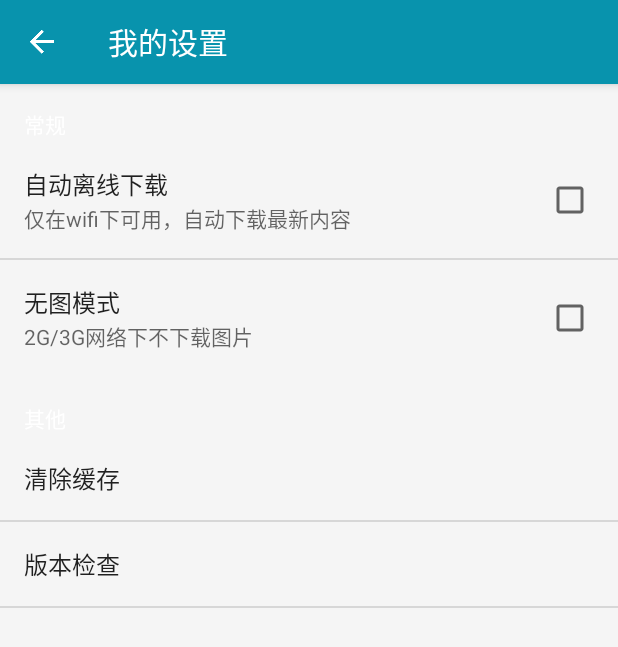
After one commit to xzwszl/MZhihuDaily, an Android app: the SettingActivity screen opened directly, with no data from a screen before it, on a phone screen of 412 x 824 dp. The commit adds this screen. Shown: the top 647 px of the screen. Run offline under Robolectric (Android 15) with nearby library versions, the phone set to English and light mode, and no system bars; network calls fail; 1 statement that could not run was skipped.

Commit message:
add setting

```diff
--- a/app/src/main/java/com/zxw/madaily/MainActivity.java
+++ b/app/src/main/java/com/zxw/madaily/MainActivity.java
@@ -269,6 +269,8 @@ public class MainActivity extends AppCompatActivity {
                         parseResponse(response);
 
                         FileUtils.saveResonse(Urls.LOCAL_THEME,response);
+
+
                //         mNavigationView.invalidate();
                     }
                 },
--- /dev/null
+++ b/app/src/main/java/com/zxw/madaily/SettingActivity.java
@@ -0,0 +1,78 @@
+package com.zxw.madaily;
+
+import android.app.FragmentTransaction;
+import android.preference.PreferenceFragment;
+import android.os.Bundle;
+import android.support.v7.app.AppCompatActivity;
+import android.support.v7.widget.Toolbar;
+import android.view.Menu;
+import android.view.MenuItem;
+
+import com.zxw.madaily.fragment.SettingFragment;
+
+
+public class SettingActivity extends AppCompatActivity {
+
+    private PreferenceFragment fragment;
+
+    @Override
+    protected void onCreate(Bundle savedInstanceState) {
+        super.onCreate(savedInstanceState);
+        setContentView(R.layout.activity_setting);
+
+        init();
+    }
+
+    private void init() {
+        initView();
+        addFragment();
+    }
+    private void initView() {
+
+        Toolbar toolbar = (Toolbar) findViewById(R.id.toolbar);
+        toolbar.setTitle(R.string.my_setting);
+
+        setSupportActionBar(toolbar);
+
+        getSupportActionBar().setDisplayHomeAsUpEnabled(true);
+        getSupportActionBar().setHomeAsUpIndicator(R.drawable.ic_arrow_back);
+    }
+
+    private void addFragment() {
+
+        FragmentTransaction ft = getFragmentManager().beginTransaction();
+
+        if (fragment == null) {
+            fragment = new SettingFragment();
+        }
+        ft.replace(R.id.container,fragment);
+        ft.commit();
+    }
+
+    @Override
+    public boolean onCreateOptionsMenu(Menu menu) {
+        // Inflate the menu; this adds items to the action bar if it is present.
+        getMenuInflater().inflate(R.menu.menu_setting, menu);
+        return true;
+    }
+
+    @Override
+    public boolean onOptionsItemSelected(MenuItem item) {
+        // Handle action bar item clicks here. The action bar will
+        // automatically handle clicks on the Home/Up button, so long
+        // as you specify a parent activity in AndroidManifest.xml.
+        int id = item.getItemId();
+
+        //noinspection SimplifiableIfStatement
+        if (id == R.id.action_settings) {
+            return true;
+        }
+
+        if (id == android.R.id.home) {
+            onBackPressed();
+            return true;
+        }
+
+        return super.onOptionsItemSelected(item);
+    }
+}
--- /dev/null
+++ b/app/src/main/java/com/zxw/madaily/fragment/SettingFragment.java
@@ -0,0 +1,18 @@
+package com.zxw.madaily.fragment;
+
+import android.os.Bundle;
+import android.preference.PreferenceFragment;
+
+import com.zxw.madaily.R;
+
+/**
+ * Created by xzwszl on 2015/8/10.
+ */
+public class SettingFragment extends PreferenceFragment {
+
+    @Override
+    public void onCreate(Bundle savedInstanceState) {
+        super.onCreate(savedInstanceState);
+        addPreferencesFromResource(R.xml.settiing);
+    }
+}
--- /dev/null
+++ b/app/src/main/res/layout/activity_setting.xml
@@ -0,0 +1,30 @@
+<?xml version="1.0" encoding="utf-8"?>
+<LinearLayout xmlns:android="http://schemas.android.com/apk/res/android"
+    xmlns:app="http://schemas.android.com/apk/res-auto"
+    android:orientation="vertical"
+    android:layout_width="match_parent"
+    android:layout_height="match_parent">
+
+    <android.support.design.widget.AppBarLayout
+        android:id="@+id/appbar"
+        android:layout_width="match_parent"
+        android:layout_height="wrap_content"
+        android:theme="@style/ThemeOverlay.AppCompat.Dark.ActionBar">
+
+            <android.support.v7.widget.Toolbar
+                android:id="@+id/toolbar"
+                android:layout_width="match_parent"
+                android:background="?attr/colorPrimary"
+                android:layout_height="?attr/actionBarSize"
+                app:popupTheme="@style/ThemeOverlay.AppCompat.Light"
+                app:layout_collapseMode="pin">
+
+            </android.support.v7.widget.Toolbar>
+    </android.support.design.widget.AppBarLayout>
+
+
+    <FrameLayout
+        android:id="@+id/container"
+        android:layout_width="match_parent"
+        android:layout_height="match_parent"/>
+</LinearLayout>
--- /dev/null
+++ b/app/src/main/res/xml/settiing.xml
@@ -0,0 +1,28 @@
+<?xml version="1.0" encoding="utf-8"?>
+<PreferenceScreen xmlns:android="http://schemas.android.com/apk/res/android"
+    xmlns:app="http://schemas.android.com/apk/res-auto">
+
+    <PreferenceCategory android:key="normal_set"
+        android:title="@string/normal_set">
+
+        <CheckBoxPreference android:key="auto_download"
+            android:title="@string/auto_download"
+            android:summary="@string/auto_download_tips"/>
+
+        <CheckBoxPreference android:key="no_picture"
+            android:title="@string/no_picture"
+            android:summary="@string/no_picture_tips"
+            android:shadowColor="?attr/colorPrimary"/>
+    </PreferenceCategory>
+
+    <PreferenceCategory android:key="@string/other_set"
+        android:title="@string/other_set">
+
+        <Preference android:key="clear_cache"
+            android:title="@string/clear_cache"/>
+
+        <Preference android:key="version_check"
+            android:title="@string/version_check"/>
+
+    </PreferenceCategory>
+</PreferenceScreen>
```
Also changed, not shown: app/src/main/java/com/zxw/madaily/db/DBHandler.java (added, +8 -0 lines), app/src/main/java/com/zxw/madaily/db/DBHelper.java (added, +59 -0 lines), app/src/main/java/com/zxw/madaily/tool/FileUtils.java (added, +104 -0 lines), app/src/main/java/com/zxw/madaily/tool/SharePreferenceUtils.java (added, +8 -0 lines), app/src/main/java/com/zxw/madaily/tool/ViewUtils.java (added, +18 -0 lines), app/src/main/java/service/DownloadService.java (added, +17 -0 lines).
